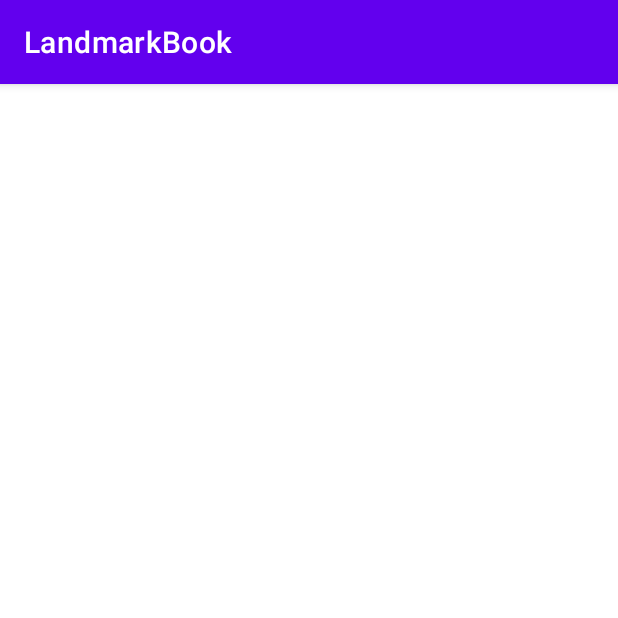
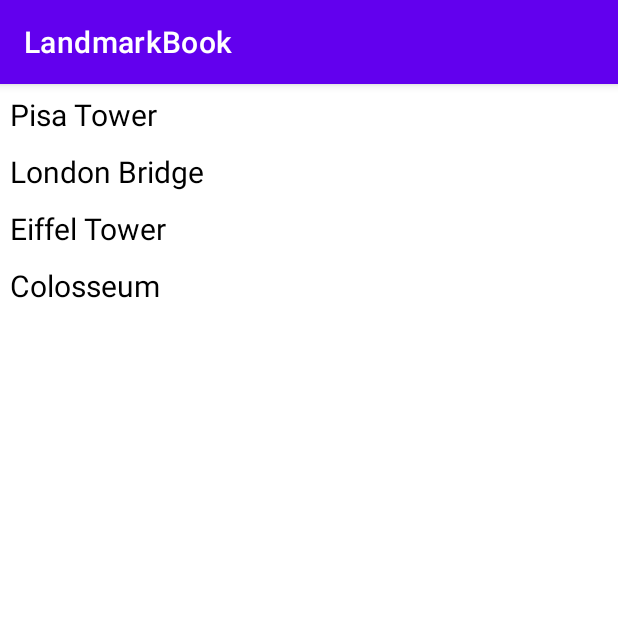
Before and after one commit to DamlaAyvatas/LandmarkBook, an Android app: the screen it shows after launch (MainActivity), on a phone screen of 412 x 824 dp, the top half of it. Run offline under Robolectric (Android 15) with nearby library versions, the phone set to English and light mode, and no system bars.

Commit message:
Recycler view added, listview blocked

```diff
--- /dev/null
+++ b/app/src/main/java/com/dayvatas/landmarkbook/LandmarkAdapter.kt
@@ -0,0 +1,31 @@
+package com.dayvatas.landmarkbook
+
+import android.content.Intent
+import android.view.LayoutInflater
+import android.view.View
+import android.view.ViewGroup
+import androidx.appcompat.view.menu.MenuView.ItemView
+import androidx.recyclerview.widget.RecyclerView
+import com.dayvatas.landmarkbook.databinding.RecyclerRowBinding
+
+
+class LandmarkAdapter(val landmarkList : ArrayList<Landmark>) : RecyclerView.Adapter<LandmarkAdapter.LandmarkHolder>() {
+
+    class LandmarkHolder(val binding : RecyclerRowBinding) : RecyclerView.ViewHolder(binding.root){
+
+    }
+
+    override fun onCreateViewHolder(parent: ViewGroup, viewType: Int): LandmarkHolder {
+        val binding = RecyclerRowBinding.inflate(LayoutInflater.from(parent.context),parent,false)
+        return LandmarkHolder(binding)
+    }
+
+    override fun onBindViewHolder(holder: LandmarkHolder, position: Int) {
+        holder.binding.recyclerViewTextView.text = landmarkList[position].name
+    }
+
+    override fun getItemCount(): Int {
+        return landmarkList.size
+    }
+
+}
--- a/app/src/main/java/com/dayvatas/landmarkbook/MainActivity.kt
+++ b/app/src/main/java/com/dayvatas/landmarkbook/MainActivity.kt
@@ -5,6 +5,7 @@ import androidx.appcompat.app.AppCompatActivity
 import android.os.Bundle
 import android.widget.AdapterView
 import android.widget.ArrayAdapter
+import androidx.recyclerview.widget.LinearLayoutManager
 import com.dayvatas.landmarkbook.databinding.ActivityMainBinding
 
 class MainActivity : AppCompatActivity() {
@@ -27,6 +28,12 @@ class MainActivity : AppCompatActivity() {
         landmarkList.add(londonBridge)
         landmarkList.add(eiffel)
         landmarkList.add(colosseum)
+
+        binding.recyclerView.layoutManager = LinearLayoutManager(this)
+        val layoutAdapter = LandmarkAdapter(landmarkList)
+        binding.recyclerView.adapter = layoutAdapter
+
+
 /*
         //Adapter: Layout & Data
         //Mapping
--- a/app/src/main/res/layout/recycler_row.xml
+++ b/app/src/main/res/layout/recycler_row.xml
@@ -1,6 +1,18 @@
 <?xml version="1.0" encoding="utf-8"?>
-<androidx.constraintlayout.widget.ConstraintLayout xmlns:android="http://schemas.android.com/apk/res/android"
+<LinearLayout
+    xmlns:android="http://schemas.android.com/apk/res/android"
     android:layout_width="match_parent"
-    android:layout_height="match_parent">
+    android:layout_height="wrap_content">
+    <TextView
+        android:id="@+id/recyclerViewTextView"
+        android:layout_width="match_parent"
+        android:layout_height="wrap_content"
+        android:text="Test"
+        android:textSize="20sp"
+        android:layout_margin="5dp"
+        android:textColor="@color/black"
+        android:shadowColor="@color/cardview_dark_background">
 
-</androidx.constraintlayout.widget.ConstraintLayout>
+    </TextView>
+
+</LinearLayout>
```
